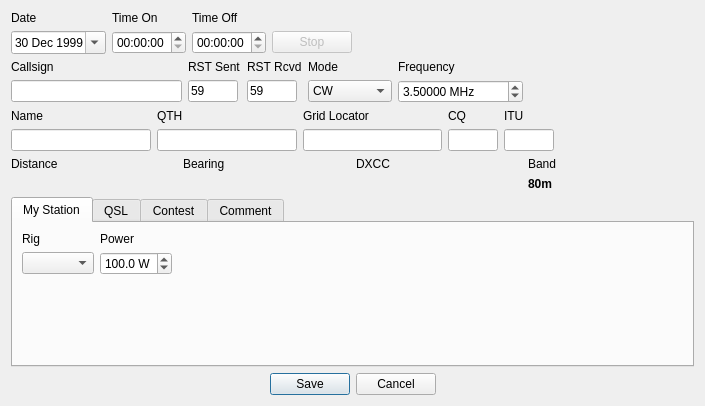
First picture: the form in ui/newcontactwidget.ui, repository 7h0ma5/OpenShack, before the edit.
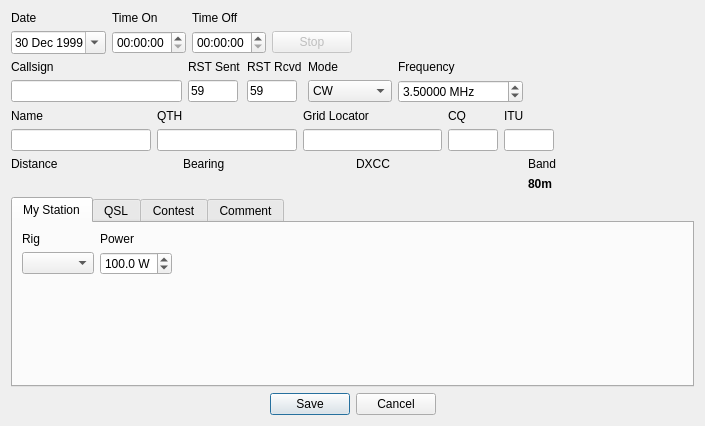
Second picture: the form after the edit.

Patch:
```diff
--- a/ui/newcontactwidget.ui
+++ b/ui/newcontactwidget.ui
@@ -7,7 +7,7 @@
     <x>0</x>
     <y>0</y>
     <width>705</width>
-    <height>406</height>
+    <height>426</height>
    </rect>
   </property>
   <property name="sizePolicy">
```
Left out of the diff: 36 changed lines with no effect on the pictures.
